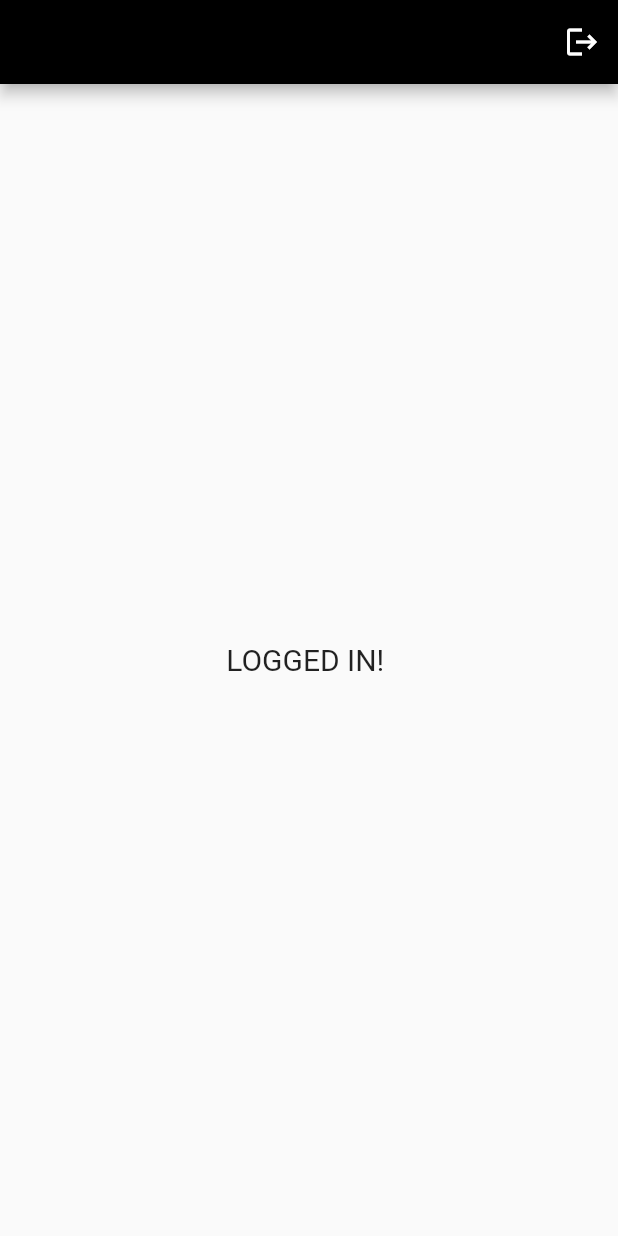
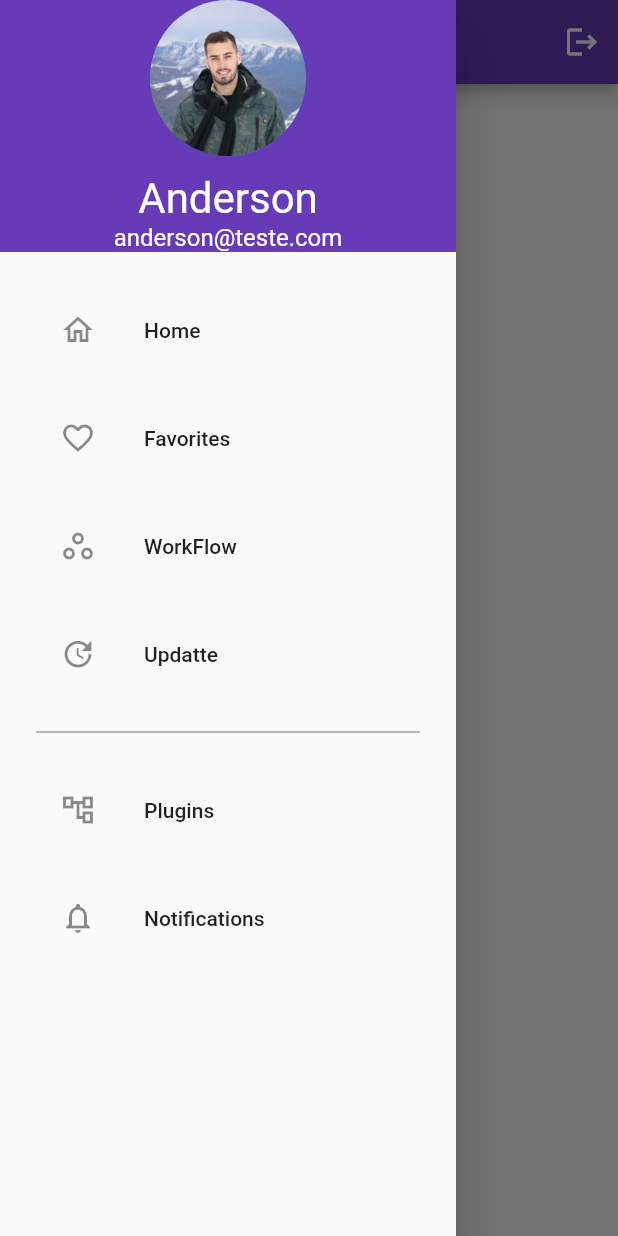
Before and after one commit to AndersonBenjamin/relogio_ponto, a Flutter app: the screen it shows once a user with an empty profile is signed in, with the side drawer open (before the commit the screen has no drawer), on a phone screen of 412 x 824 dp. Run offline on Flutter 3.47's test engine with Material 2 defaults, Android fonts, the phone set to English and light mode, and no system bars; our stand-ins replace firebase_auth, firebase_core, firebase_database, google_sign_in; accounts and stored records are empty.

Commit message:
Inclusao de pagina de cadastra drawerList

```diff
--- /dev/null
+++ b/lib/drawerList.dart
@@ -0,0 +1,92 @@
+import 'package:flutter/material.dart';
+import 'package:relogio_ponto/pages/home_page.dart';
+
+class NavigationDrawer extends StatelessWidget {
+  const NavigationDrawer({Key? key}) : super(key: key);
+
+  @override
+  Widget build(BuildContext context) => Drawer(
+        child: SingleChildScrollView(
+          child: Column(
+            crossAxisAlignment: CrossAxisAlignment.stretch,
+            children: [
+              builderHeader(context),
+              builderMenuItems(context),
+            ],
+          ),
+        ),
+      );
+}
+
+Widget builderHeader(BuildContext context) => Container(
+      color: Colors.deepPurple,
+      padding: EdgeInsets.only(
+        top: MediaQuery.of(context).padding.top,
+      ),
+      child: Column(children: const [
+        CircleAvatar(
+          radius: (52),
+          backgroundImage: AssetImage(
+            'lib/images/pessoal.jpeg',
+          ),
+        ),
+        SizedBox(height: 12),
+        Text(
+          'Anderson',
+          style: TextStyle(fontSize: 28, color: Colors.white),
+        ),
+        Text(
+          'anderson@teste.com',
+          style: TextStyle(fontSize: 16, color: Colors.white),
+        ),
+      ]),
+    );
+Widget builderMenuItems(BuildContext context) => Container(
+      padding: const EdgeInsets.all(24),
+      child: Wrap(
+        runSpacing: 16, // vertical space
+        children: [
+          ListTile(
+            leading: const Icon(Icons.home_outlined),
+            title: const Text('Home'),
+            onTap: () => Navigator.of(context).pushReplacement(
+              MaterialPageRoute(
+                builder: (context) => HomePage(),
+              ),
+            ),
+          ),
+          ListTile(
+            leading: const Icon(Icons.favorite_border),
+            title: const Text('Favorites'),
+            onTap: () => Navigator.of(context).pushReplacement(
+              MaterialPageRoute(
+                builder: (context) => HomePage(),
+              ),
+            ),
+          ),
+          ListTile(
+            leading: const Icon(Icons.workspaces_outline),
+            title: const Text('WorkFlow'),
+            onTap: () {},
+          ),
+          ListTile(
+            leading: const Icon(Icons.update),
+            title: const Text('Updatte'),
+            onTap: () {},
+          ),
+          const Divider(
+            color: Colors.black54,
+          ),
+          ListTile(
+            leading: const Icon(Icons.account_tree_outlined),
+            title: const Text('Plugins'),
+            onTap: () {},
+          ),
+          ListTile(
+            leading: const Icon(Icons.notifications_outlined),
+            title: const Text('Notifications'),
+            onTap: () {},
+          ),
+        ],
+      ),
+    );
--- a/lib/pages/home_page.dart
+++ b/lib/pages/home_page.dart
@@ -1,6 +1,8 @@
 import 'package:firebase_auth/firebase_auth.dart';
 import 'package:firebase_core/firebase_core.dart';
 import 'package:flutter/material.dart';
+
+import '../drawerList.dart';
 
 class HomePage extends StatelessWidget {
   HomePage({super.key});
@@ -14,12 +16,13 @@ class HomePage extends StatelessWidget {
   @override
   Widget build(BuildContext context) {
     return Scaffold(
-      appBar: AppBar(backgroundColor: Colors.black, actions: [
+      appBar: AppBar(backgroundColor: Colors.deepPurple, actions: [
         IconButton(
           onPressed: signUserOut,
           icon: Icon(Icons.logout),
         ),
       ]),
+      drawer: NavigationDrawer(),
       body: Center(
           child: Text(
         "LOGGED IN! " + user.email!,
```
Also changed, not shown: lib/images/pessoal.jpeg (added).
